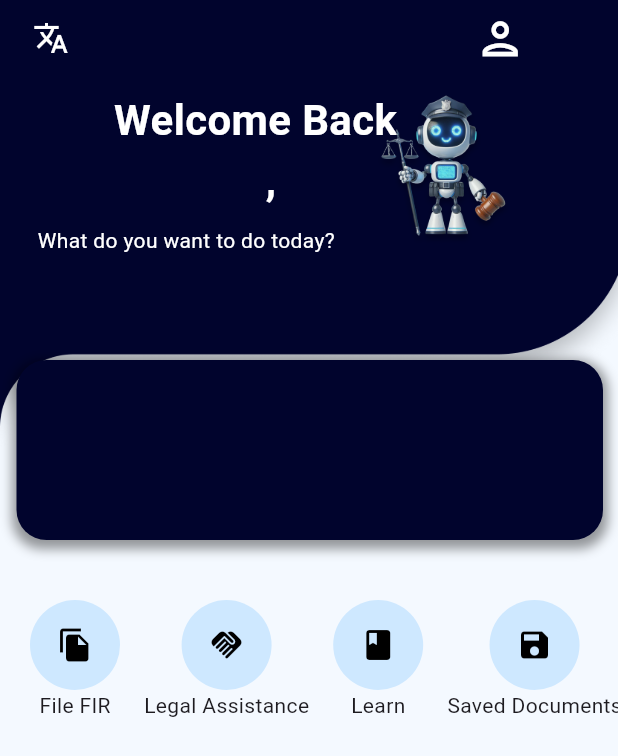
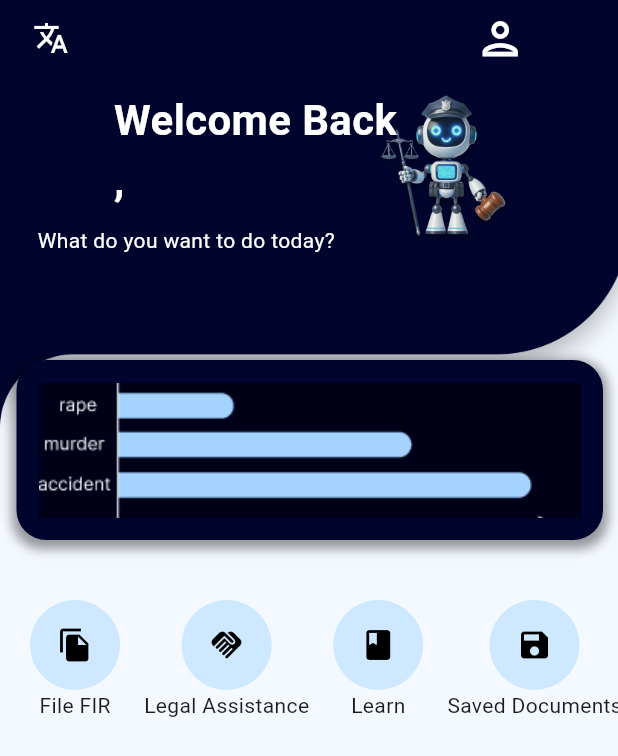
Before and after one commit to imksprateek/LexiFIR, a Flutter app: the Homescreen screen opened directly, on a phone screen of 412 x 824 dp. Shown: the top 756 px of the screen. Run offline on Flutter 3.47's test engine with Material 3 defaults, Android fonts, the light colour scheme and no system bars; drawn by our look-alikes of carousel_slider; our stand-ins replace audioplayers, shared_preferences, speech_to_text; missing offline and left inert: hyperlink; accounts and stored records are empty; network calls fail.

Commit message:
Homescreen dummy stat

```diff
--- a/app-client/lib/pages/HomeScreen.dart
+++ b/app-client/lib/pages/HomeScreen.dart
@@ -82,7 +82,7 @@
                   right: 140,
                   child: Text(
                     '''Welcome Back
-              $username,''',
+$username,''',
                     style: const TextStyle(
                       fontSize: 28,
                       color: Colors.white,
@@ -118,6 +118,10 @@
                   child: Padding(
                     padding: const EdgeInsets.only(left: 10, right: 8),
                     child: Container(
+                      child:  Padding(
+                        padding: const EdgeInsets.all(15),
+                        child: Image.asset('lib/images/stats.png' ,fit: BoxFit.fitWidth,),
+                      ),
                       height: 120,
                       width: 400,
                       decoration: BoxDecoration(
--- a/app-client/lib/pages/fir_screen1.dart
+++ b/app-client/lib/pages/fir_screen1.dart
@@ -68,6 +68,7 @@
 
     return SafeArea(
       child: Scaffold(
+        backgroundColor: Colors.white,
         body: Padding(
           padding: EdgeInsets.all(15), // Applies uniform padding
           child: SingleChildScrollView(
```
Also changed, not shown: app-client/lib/images/stats.png (added).
